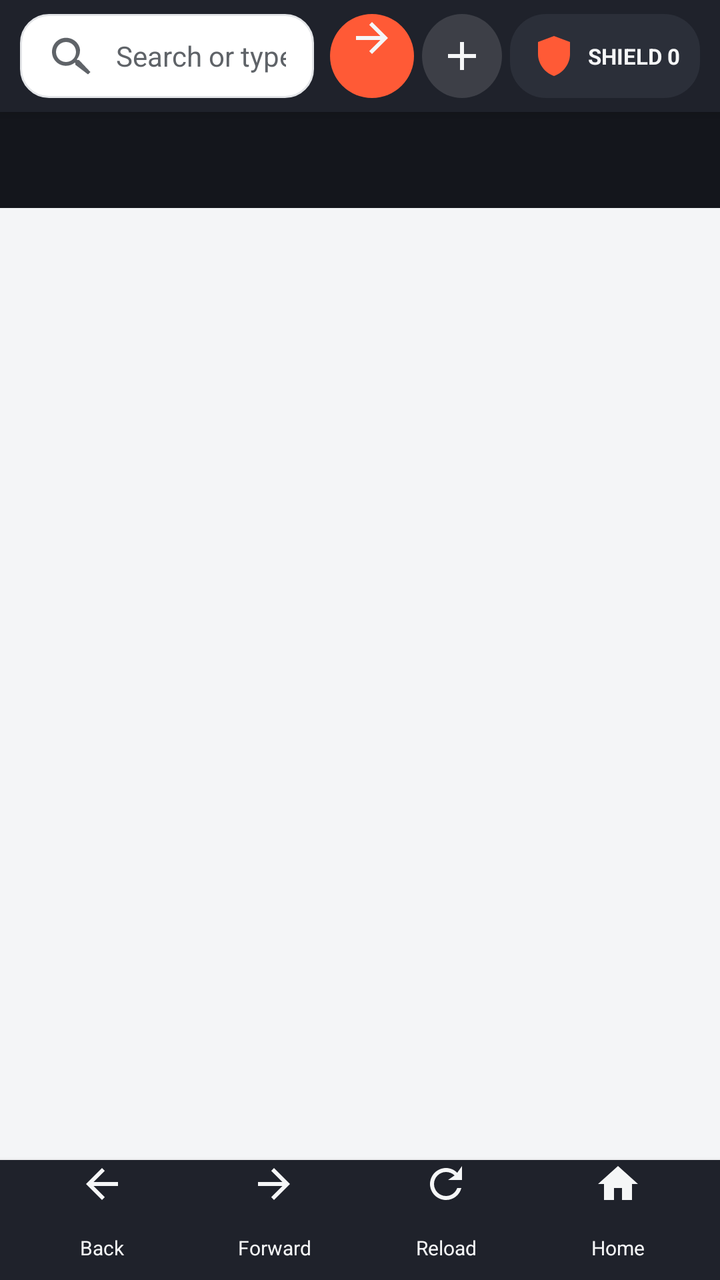
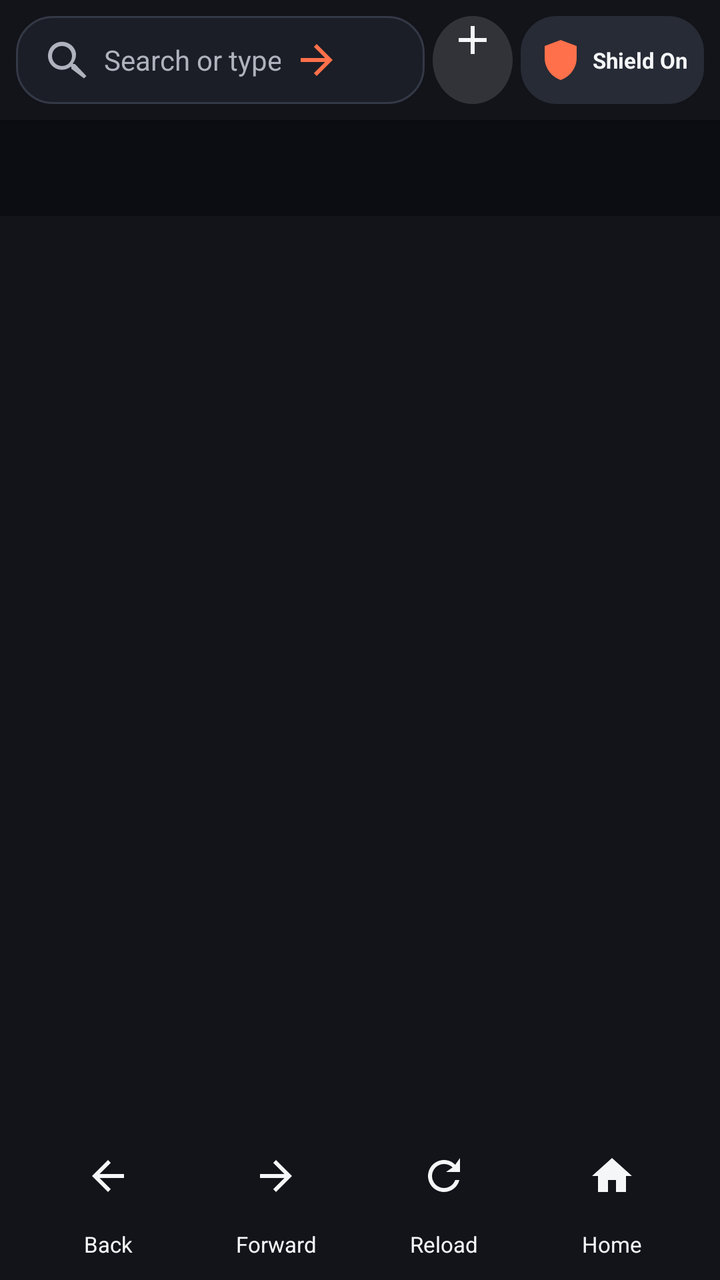

Before-and-after screenshots of an Android layout around one commit, followed by the original layout XML and the change that was made.
<!-- AndroidManifest.xml: application theme Theme.LightweightBrowser -->
<!-- res/layout/activity_main.xml -->
<?xml version="1.0" encoding="utf-8"?>
<LinearLayout xmlns:android="http://schemas.android.com/apk/res/android"
    android:layout_width="match_parent"
    android:layout_height="match_parent"
    android:orientation="vertical"
    android:background="@color/surface_alt">

    
    <LinearLayout
        android:id="@+id/topToolbar"
        android:layout_width="match_parent"
        android:layout_height="@dimen/toolbar_height"
        android:orientation="horizontal"
        android:gravity="center_vertical"
        android:background="@color/brand_primary"
        android:elevation="4dp"
        android:paddingStart="10dp"
        android:paddingEnd="10dp">

        <EditText
            android:id="@+id/urlEditText"
            android:layout_width="0dp"
            android:layout_height="@dimen/omnibox_height"
            android:layout_weight="1"
            android:background="@drawable/url_field_background"
            android:drawableStart="@drawable/ic_search"
            android:drawablePadding="10dp"
            android:hint="Search or type a URL"
            android:imeOptions="actionGo"
            android:inputType="textUri"
            android:maxLines="1"
            android:paddingStart="14dp"
            android:paddingEnd="14dp"
            android:singleLine="true"
            android:textColor="@color/text_primary"
            android:textColorHint="@color/text_secondary"
            android:textSize="14sp" />

        <TextView
            android:id="@+id/goButton"
            android:layout_width="@dimen/omnibox_height"
            android:layout_height="@dimen/omnibox_height"
            android:layout_marginStart="@dimen/spacing_sm"
            android:background="@drawable/toolbar_action_background"
            android:contentDescription="Go"
            android:drawableTop="@drawable/ic_arrow_forward"
            android:gravity="center"
            android:text=""
            android:textSize="0sp" />

        <TextView
            android:id="@+id/newTabButton"
            android:layout_width="40dp"
            android:layout_height="@dimen/omnibox_height"
            android:layout_marginStart="@dimen/spacing_xs"
            android:background="@drawable/toolbar_icon_background"
            android:contentDescription="New tab"
            android:drawableStart="@drawable/ic_add"
            android:gravity="center_vertical"
            android:paddingStart="8dp"
            android:text=""
            android:textSize="0sp" />

        <TextView
            android:id="@+id/shieldButton"
            android:layout_width="wrap_content"
            android:layout_height="@dimen/omnibox_height"
            android:layout_marginStart="@dimen/spacing_xs"
            android:minWidth="80dp"
            android:paddingStart="10dp"
            android:paddingEnd="10dp"
            android:background="@drawable/shield_pill_background"
            android:contentDescription="Ad blocking shield"
            android:drawableStart="@drawable/ic_shield_small"
            android:drawablePadding="5dp"
            android:gravity="center"
            android:text="SHIELD 0"
            android:textColor="@color/icon_on_dark"
            android:textSize="11sp"
            android:textStyle="bold" />
    </LinearLayout>

    <HorizontalScrollView
        android:id="@+id/tabStrip"
        android:layout_width="match_parent"
        android:layout_height="@dimen/tab_bar_height"
        android:background="@color/brand_primary_dark"
        android:paddingStart="6dp"
        android:paddingEnd="6dp"
        android:scrollbars="none">

        <LinearLayout
            android:id="@+id/tabBarContainer"
            android:layout_width="wrap_content"
            android:layout_height="match_parent"
            android:gravity="center_vertical"
            android:orientation="horizontal" />
    </HorizontalScrollView>

    
    <ImageButton
        android:id="@+id/chromePeek"
        android:layout_width="match_parent"
        android:layout_height="18dp"
        android:background="@drawable/peek_background"
        android:contentDescription="Show browser controls"
        android:scaleType="fitCenter"
        android:src="@drawable/ic_expand_more"
        android:visibility="gone" />

    <FrameLayout
        android:id="@+id/tabContentContainer"
        android:layout_width="match_parent"
        android:layout_height="0dp"
        android:layout_weight="1" />

    <LinearLayout
        android:id="@+id/bottomToolbar"
        android:layout_width="match_parent"
        android:layout_height="@dimen/bottom_bar_height"
        android:orientation="horizontal"
        android:gravity="center_vertical"
        android:background="@color/brand_primary"
        android:elevation="4dp"
        android:paddingStart="@dimen/spacing_sm"
        android:paddingEnd="@dimen/spacing_sm">

        <TextView
            android:id="@+id/backButton"
            android:layout_width="0dp"
            android:layout_height="match_parent"
            android:layout_weight="1"
            android:background="?android:attr/selectableItemBackground"
            android:contentDescription="Back"
            android:drawablePadding="4dp"
            android:drawableTop="@drawable/ic_back"
            android:gravity="center"
            android:text="Back"
            android:textColor="@color/nav_item_colors"
            android:textSize="10sp" />

        <TextView
            android:id="@+id/forwardButton"
            android:layout_width="0dp"
            android:layout_height="match_parent"
            android:layout_weight="1"
            android:background="?android:attr/selectableItemBackground"
            android:contentDescription="Forward"
            android:drawablePadding="4dp"
            android:drawableTop="@drawable/ic_forward"
            android:gravity="center"
            android:text="Forward"
            android:textColor="@color/nav_item_colors"
            android:textSize="10sp" />

        <TextView
            android:id="@+id/reloadButton"
            android:layout_width="0dp"
            android:layout_height="match_parent"
            android:layout_weight="1"
            android:background="?android:attr/selectableItemBackground"
            android:contentDescription="Reload"
            android:drawablePadding="4dp"
            android:drawableTop="@drawable/ic_reload"
            android:gravity="center"
            android:text="Reload"
            android:textColor="@color/nav_item_colors"
            android:textSize="10sp" />

        <TextView
            android:id="@+id/homeButton"
            android:layout_width="0dp"
            android:layout_height="match_parent"
            android:layout_weight="1"
            android:background="?android:attr/selectableItemBackground"
            android:contentDescription="New tab page"
            android:drawablePadding="4dp"
            android:drawableTop="@drawable/ic_home"
            android:gravity="center"
            android:text="Home"
            android:textColor="@color/nav_item_colors"
            android:textSize="10sp" />
    </LinearLayout>

</LinearLayout>
<!-- resources referenced by this layout -->
<resources>
  <color name="brand_primary">#FF1F222B</color>
  <color name="brand_primary_dark">#FF14161C</color>
  <color name="icon_on_dark">#FFF5F6F7</color>
  <color name="surface_alt">#FFF4F5F7</color>
  <color name="text_primary">#FF202124</color>
  <color name="text_secondary">#FF5F6368</color>
  <dimen name="bottom_bar_height">60dp</dimen>
  <dimen name="omnibox_height">42dp</dimen>
  <dimen name="spacing_sm">8dp</dimen>
  <dimen name="spacing_xs">4dp</dimen>
  <dimen name="tab_bar_height">48dp</dimen>
  <dimen name="toolbar_height">56dp</dimen>
  <!-- drawable ic_arrow_forward (drawable) -->
  <vector xmlns:android="http://schemas.android.com/apk/res/android"
      android:width="24dp"
      android:height="24dp"
      android:viewportWidth="24"
      android:viewportHeight="24">
      <path
          android:fillColor="@color/icon_on_dark"
          android:pathData="M12,4l-1.4,1.4L16.2,11H4v2h12.2l-5.6,5.6L12,20l8,-8z" />
  </vector>
  <!-- drawable shield_pill_background (drawable) -->
  <?xml version="1.0" encoding="utf-8"?>
  <shape xmlns:android="http://schemas.android.com/apk/res/android"
      android:shape="rectangle">
      <solid android:color="@color/shield_pill" />
      <corners android:radius="18dp" />
  </shape>
  <!-- drawable toolbar_action_background (drawable) -->
  <?xml version="1.0" encoding="utf-8"?>
  <shape xmlns:android="http://schemas.android.com/apk/res/android"
      android:shape="oval">
      <solid android:color="@color/brand_accent" />
  </shape>
  <!-- drawable toolbar_icon_background (drawable) -->
  <?xml version="1.0" encoding="utf-8"?>
  <shape xmlns:android="http://schemas.android.com/apk/res/android"
      android:shape="oval">
      <solid android:color="@color/toolbar_icon_bg" />
  </shape>
  <!-- drawable url_field_background (drawable) -->
  <?xml version="1.0" encoding="utf-8"?>
  <shape xmlns:android="http://schemas.android.com/apk/res/android"
      android:shape="rectangle">
      <solid android:color="@color/surface" />
      <corners android:radius="@dimen/corner_radius" />
      <stroke
          android:width="1dp"
          android:color="@color/divider" />
  </shape>
  <style name="Theme.LightweightBrowser" parent="Base.Theme.LightweightBrowser" />
  <color name="brand_accent">#FFFF5A36</color>
  <color name="shield_pill">#FF2B2F39</color>
  <color name="toolbar_icon_bg">#22FFFFFF</color>
  <color name="surface">#FFFFFFFF</color>
  <dimen name="corner_radius">14dp</dimen>
  <color name="divider">#FFE3E5E8</color>
  <style name="Base.Theme.LightweightBrowser" parent="@android:style/Theme.Material.Light.NoActionBar">
          <item name="android:windowBackground">@color/surface_alt</item>
          <item name="android:colorAccent">@color/brand_accent</item>
          <item name="android:statusBarColor">@color/brand_primary_dark</item>
          <item name="android:navigationBarColor">@color/brand_primary_dark</item>
          <item name="android:textColorPrimary">@color/text_primary</item>
          <item name="android:textColorSecondary">@color/text_secondary</item>
      </style>
  <!-- unchanged entries left out for length: 9 -->
</resources>

<!-- the commit's change to res/layout/activity_main.xml (unified diff, before → after) -->
@@ -14,8 +14,8 @@
         android:gravity="center_vertical"
         android:background="@color/brand_primary"
         android:elevation="4dp"
-        android:paddingStart="10dp"
-        android:paddingEnd="10dp">
+        android:paddingStart="@dimen/spacing_sm"
+        android:paddingEnd="@dimen/spacing_sm">
 
         <EditText
             android:id="@+id/urlEditText"
@@ -24,57 +24,46 @@
             android:layout_weight="1"
             android:background="@drawable/url_field_background"
             android:drawableStart="@drawable/ic_search"
-            android:drawablePadding="10dp"
-            android:hint="Search or type a URL"
+            android:drawableEnd="@drawable/ic_arrow_forward_accent"
+            android:contentDescription="Search or type URL"
+            android:drawablePadding="6dp"
+            android:hint="Search or type URL"
             android:imeOptions="actionGo"
             android:inputType="textUri"
             android:maxLines="1"
             android:paddingStart="14dp"
-            android:paddingEnd="14dp"
+            android:paddingEnd="42dp"
             android:singleLine="true"
             android:textColor="@color/text_primary"
             android:textColorHint="@color/text_secondary"
             android:textSize="14sp" />
 
         <TextView
-            android:id="@+id/goButton"
-            android:layout_width="@dimen/omnibox_height"
-            android:layout_height="@dimen/omnibox_height"
-            android:layout_marginStart="@dimen/spacing_sm"
-            android:background="@drawable/toolbar_action_background"
-            android:contentDescription="Go"
-            android:drawableTop="@drawable/ic_arrow_forward"
-            android:gravity="center"
-            android:text=""
-            android:textSize="0sp" />
-
-        <TextView
             android:id="@+id/newTabButton"
             android:layout_width="40dp"
-            android:layout_height="@dimen/omnibox_height"
+            android:layout_height="44dp"
             android:layout_marginStart="@dimen/spacing_xs"
             android:background="@drawable/toolbar_icon_background"
             android:contentDescription="New tab"
-            android:drawableStart="@drawable/ic_add"
-            android:gravity="center_vertical"
-            android:paddingStart="8dp"
+            android:drawableTop="@drawable/ic_add"
+            android:gravity="center"
             android:text=""
             android:textSize="0sp" />
 
         <TextView
             android:id="@+id/shieldButton"
             android:layout_width="wrap_content"
-            android:layout_height="@dimen/omnibox_height"
+            android:layout_height="44dp"
             android:layout_marginStart="@dimen/spacing_xs"
-            android:minWidth="80dp"
-            android:paddingStart="10dp"
-            android:paddingEnd="10dp"
+            android:minWidth="84dp"
+            android:paddingStart="8dp"
+            android:paddingEnd="8dp"
             android:background="@drawable/shield_pill_background"
-            android:contentDescription="Ad blocking shield"
+            android:contentDescription="Ad blocking shield. Tap for settings."
             android:drawableStart="@drawable/ic_shield_small"
-            android:drawablePadding="5dp"
+            android:drawablePadding="4dp"
             android:gravity="center"
-            android:text="SHIELD 0"
+            android:text="Shield On"
             android:textColor="@color/icon_on_dark"
             android:textSize="11sp"
             android:textStyle="bold" />
@@ -85,8 +74,8 @@
         android:layout_width="match_parent"
         android:layout_height="@dimen/tab_bar_height"
         android:background="@color/brand_primary_dark"
-        android:paddingStart="6dp"
-        android:paddingEnd="6dp"
+        android:paddingStart="@dimen/spacing_md"
+        android:paddingEnd="@dimen/spacing_md"
         android:scrollbars="none">
 
         <LinearLayout
@@ -122,8 +111,8 @@
         android:gravity="center_vertical"
         android:background="@color/brand_primary"
         android:elevation="4dp"
-        android:paddingStart="@dimen/spacing_sm"
-        android:paddingEnd="@dimen/spacing_sm">
+        android:paddingStart="@dimen/spacing_md"
+        android:paddingEnd="@dimen/spacing_md">
 
         <TextView
             android:id="@+id/backButton"
@@ -137,7 +126,7 @@
             android:gravity="center"
             android:text="Back"
             android:textColor="@color/nav_item_colors"
-            android:textSize="10sp" />
+            android:textSize="11sp" />
 
         <TextView
             android:id="@+id/forwardButton"
@@ -151,7 +140,7 @@
             android:gravity="center"
             android:text="Forward"
             android:textColor="@color/nav_item_colors"
-            android:textSize="10sp" />
+            android:textSize="11sp" />
 
         <TextView
             android:id="@+id/reloadButton"
@@ -165,7 +154,7 @@
             android:gravity="center"
             android:text="Reload"
             android:textColor="@color/nav_item_colors"
-            android:textSize="10sp" />
+            android:textSize="11sp" />
 
         <TextView
             android:id="@+id/homeButton"
@@ -179,7 +168,7 @@
             android:gravity="center"
             android:text="Home"
             android:textColor="@color/nav_item_colors"
-            android:textSize="10sp" />
+            android:textSize="11sp" />
     </LinearLayout>
 
 </LinearLayout>
<!-- resource entries referenced after the edit -->
@@ -1,64 +1,85 @@
 <!-- resources referenced by this layout -->
 <resources>
-  <color name="brand_primary">#FF1F222B</color>
-  <color name="brand_primary_dark">#FF14161C</color>
+  <color name="brand_primary">#FF12141A</color>
+  <color name="brand_primary_dark">#FF0B0D12</color>
   <color name="icon_on_dark">#FFF5F6F7</color>
-  <color name="surface_alt">#FFF4F5F7</color>
-  <color name="text_primary">#FF202124</color>
-  <color name="text_secondary">#FF5F6368</color>
-  <dimen name="bottom_bar_height">60dp</dimen>
-  <dimen name="omnibox_height">42dp</dimen>
+  <color name="surface_alt">#FF12141A</color>
+  <color name="text_primary">#FFF2F3F5</color>
+  <color name="text_secondary">#FFAEB3BD</color>
+  <dimen name="bottom_bar_height">64dp</dimen>
+  <dimen name="omnibox_height">44dp</dimen>
+  <dimen name="spacing_md">12dp</dimen>
   <dimen name="spacing_sm">8dp</dimen>
   <dimen name="spacing_xs">4dp</dimen>
   <dimen name="tab_bar_height">48dp</dimen>
-  <dimen name="toolbar_height">56dp</dimen>
-  <!-- drawable ic_arrow_forward (drawable) -->
+  <dimen name="toolbar_height">60dp</dimen>
+  <!-- drawable ic_arrow_forward_accent (drawable) -->
   <vector xmlns:android="http://schemas.android.com/apk/res/android"
       android:width="24dp"
       android:height="24dp"
       android:viewportWidth="24"
       android:viewportHeight="24">
       <path
-          android:fillColor="@color/icon_on_dark"
+          android:fillColor="@color/brand_accent"
           android:pathData="M12,4l-1.4,1.4L16.2,11H4v2h12.2l-5.6,5.6L12,20l8,-8z" />
   </vector>
   <!-- drawable shield_pill_background (drawable) -->
   <?xml version="1.0" encoding="utf-8"?>
-  <shape xmlns:android="http://schemas.android.com/apk/res/android"
-      android:shape="rectangle">
-      <solid android:color="@color/shield_pill" />
-      <corners android:radius="18dp" />
-  </shape>
-  <!-- drawable toolbar_action_background (drawable) -->
-  <?xml version="1.0" encoding="utf-8"?>
-  <shape xmlns:android="http://schemas.android.com/apk/res/android"
-      android:shape="oval">
-      <solid android:color="@color/brand_accent" />
-  </shape>
+  <selector xmlns:android="http://schemas.android.com/apk/res/android">
+      <item android:state_pressed="true">
+          <shape android:shape="rectangle">
+              <solid android:color="@color/accent_soft" />
+              <corners android:radius="18dp" />
+          </shape>
+      </item>
+      <item>
+          <shape android:shape="rectangle">
+              <solid android:color="@color/shield_pill" />
+              <corners android:radius="18dp" />
+          </shape>
+      </item>
+  </selector>
   <!-- drawable toolbar_icon_background (drawable) -->
   <?xml version="1.0" encoding="utf-8"?>
-  <shape xmlns:android="http://schemas.android.com/apk/res/android"
-      android:shape="oval">
-      <solid android:color="@color/toolbar_icon_bg" />
-  </shape>
+  <selector xmlns:android="http://schemas.android.com/apk/res/android">
+      <item android:state_pressed="true">
+          <shape android:shape="oval">
+              <solid android:color="@color/accent_soft" />
+          </shape>
+      </item>
+      <item>
+          <shape android:shape="oval">
+              <solid android:color="@color/toolbar_icon_bg" />
+          </shape>
+      </item>
+  </selector>
   <!-- drawable url_field_background (drawable) -->
   <?xml version="1.0" encoding="utf-8"?>
-  <shape xmlns:android="http://schemas.android.com/apk/res/android"
-      android:shape="rectangle">
-      <solid android:color="@color/surface" />
-      <corners android:radius="@dimen/corner_radius" />
-      <stroke
-          android:width="1dp"
-          android:color="@color/divider" />
-  </shape>
+  <selector xmlns:android="http://schemas.android.com/apk/res/android">
+      <item android:state_focused="true">
+          <shape android:shape="rectangle">
+              <solid android:color="@color/surface" />
+              <corners android:radius="@dimen/corner_radius" />
+              <stroke android:width="1dp" android:color="@color/brand_accent" />
+          </shape>
+      </item>
+      <item>
+          <shape android:shape="rectangle">
+              <solid android:color="@color/surface" />
+              <corners android:radius="@dimen/corner_radius" />
+              <stroke android:width="1dp" android:color="@color/divider" />
+          </shape>
+      </item>
+  </selector>
   <style name="Theme.LightweightBrowser" parent="Base.Theme.LightweightBrowser" />
-  <color name="brand_accent">#FFFF5A36</color>
-  <color name="shield_pill">#FF2B2F39</color>
+  <color name="brand_accent">#FFFF704B</color>
+  <color name="accent_soft">#33FF704B</color>
+  <color name="shield_pill">#FF272B35</color>
   <color name="toolbar_icon_bg">#22FFFFFF</color>
-  <color name="surface">#FFFFFFFF</color>
-  <dimen name="corner_radius">14dp</dimen>
-  <color name="divider">#FFE3E5E8</color>
-  <style name="Base.Theme.LightweightBrowser" parent="@android:style/Theme.Material.Light.NoActionBar">
+  <color name="surface">#FF1B1E26</color>
+  <dimen name="corner_radius">18dp</dimen>
+  <color name="divider">#FF343946</color>
+  <style name="Base.Theme.LightweightBrowser" parent="@android:style/Theme.Material.NoActionBar">
           <item name="android:windowBackground">@color/surface_alt</item>
           <item name="android:colorAccent">@color/brand_accent</item>
           <item name="android:statusBarColor">@color/brand_primary_dark</item>
